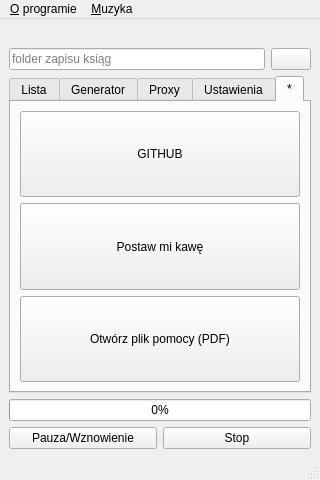
The window that eKW_pobieracz.ui (Rzezimioszek/eKW-pobieracz) describes before a commit, drawn with Qt 5.
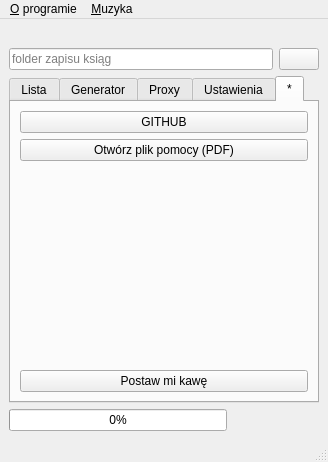
The same window after the commit. The open tabs and pages were chosen to show the change. Icons and pictures are not drawn.

```diff
--- a/eKW_pobieracz.ui
+++ b/eKW_pobieracz.ui
@@ -9,14 +9,14 @@
    <rect>
     <x>0</x>
     <y>0</y>
-    <width>320</width>
-    <height>480</height>
+    <width>328</width>
+    <height>462</height>
    </rect>
   </property>
   <property name="minimumSize">
    <size>
     <width>320</width>
-    <height>480</height>
+    <height>462</height>
    </size>
   </property>
   <property name="maximumSize">
@@ -32,6 +32,9 @@
    <iconset>
     <normaloff>ico/eKW.jpg</normaloff>ico/eKW.jpg</iconset>
   </property>
+  <property name="styleSheet">
+   <string notr="true"/>
+  </property>
   <widget class="QWidget" name="centralwidget">
    <layout class="QVBoxLayout" name="verticalLayout_8">
     <item>
@@ -67,6 +70,9 @@
     </item>
     <item>
      <widget class="QTabWidget" name="tabWidget">
+      <property name="styleSheet">
+       <string notr="true"/>
+      </property>
       <property name="tabPosition">
        <enum>QTabWidget::North</enum>
       </property>
@@ -850,7 +856,7 @@
         <item>
          <widget class="QPushButton" name="btn_Github">
           <property name="sizePolicy">
-           <sizepolicy hsizetype="Expanding" vsizetype="Expanding">
+           <sizepolicy hsizetype="Expanding" vsizetype="Preferred">
             <horstretch>0</horstretch>
             <verstretch>0</verstretch>
            </sizepolicy>
@@ -860,23 +866,10 @@
           </property>
          </widget>
         </item>
-        <item>
-         <widget class="QPushButton" name="btn_Coffe">
-          <property name="sizePolicy">
-           <sizepolicy hsizetype="Expanding" vsizetype="Expanding">
-            <horstretch>0</horstretch>
-            <verstretch>0</verstretch>
-           </sizepolicy>
-          </property>
-          <property name="text">
-           <string>Postaw mi kawę</string>
-          </property>
-         </widget>
-        </item>
         <item>
          <widget class="QPushButton" name="btn_Instrukcja">
           <property name="sizePolicy">
-           <sizepolicy hsizetype="Expanding" vsizetype="Expanding">
+           <sizepolicy hsizetype="Expanding" vsizetype="Preferred">
             <horstretch>0</horstretch>
             <verstretch>0</verstretch>
            </sizepolicy>
@@ -886,6 +879,32 @@
           </property>
          </widget>
         </item>
+        <item>
+         <spacer name="verticalSpacer_4">
+          <property name="orientation">
+           <enum>Qt::Vertical</enum>
+          </property>
+          <property name="sizeHint" stdset="0">
+           <size>
+            <width>20</width>
+            <height>40</height>
+           </size>
+          </property>
+         </spacer>
+        </item>
+        <item>
+         <widget class="QPushButton" name="btn_Coffe">
+          <property name="sizePolicy">
+           <sizepolicy hsizetype="Expanding" vsizetype="Preferred">
+            <horstretch>0</horstretch>
+            <verstretch>0</verstretch>
+           </sizepolicy>
+          </property>
+          <property name="text">
+           <string>Postaw mi kawę</string>
+          </property>
+         </widget>
+        </item>
        </layout>
       </widget>
      </widget>
@@ -899,21 +918,43 @@
         </property>
        </widget>
       </item>
-     </layout>
-    </item>
-    <item>
-     <layout class="QHBoxLayout" name="horizontalLayout_5">
       <item>
        <widget class="QPushButton" name="btnPause">
         <property name="text">
-         <string>Pauza/Wznowienie</string>
+         <string/>
+        </property>
+        <property name="icon">
+         <iconset resource="res.qrc">
+          <normaloff>:/icons/res/pause.jpg</normaloff>:/icons/res/pause.jpg</iconset>
+        </property>
+        <property name="iconSize">
+         <size>
+          <width>24</width>
+          <height>24</height>
+         </size>
+        </property>
+        <property name="flat">
+         <bool>true</bool>
         </property>
        </widget>
       </item>
       <item>
        <widget class="QPushButton" name="btnStop">
         <property name="text">
-         <string>Stop</string>
+         <string/>
+        </property>
+        <property name="icon">
+         <iconset resource="res.qrc">
+          <normaloff>:/icons/res/stop.jpg</normaloff>:/icons/res/stop.jpg</iconset>
+        </property>
+        <property name="iconSize">
+         <size>
+          <width>24</width>
+          <height>24</height>
+         </size>
+        </property>
+        <property name="flat">
+         <bool>true</bool>
         </property>
        </widget>
       </item>
@@ -926,7 +967,7 @@
     <rect>
      <x>0</x>
      <y>0</y>
-     <width>320</width>
+     <width>328</width>
      <height>22</height>
     </rect>
    </property>
```
Left out of the diff: 40 changed lines with no effect on the pictures. Lines whose indentation alone changed are shown as unchanged.
